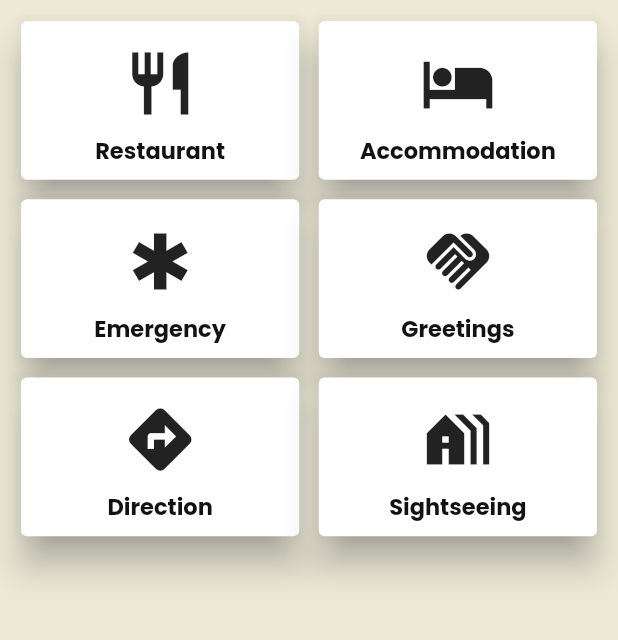
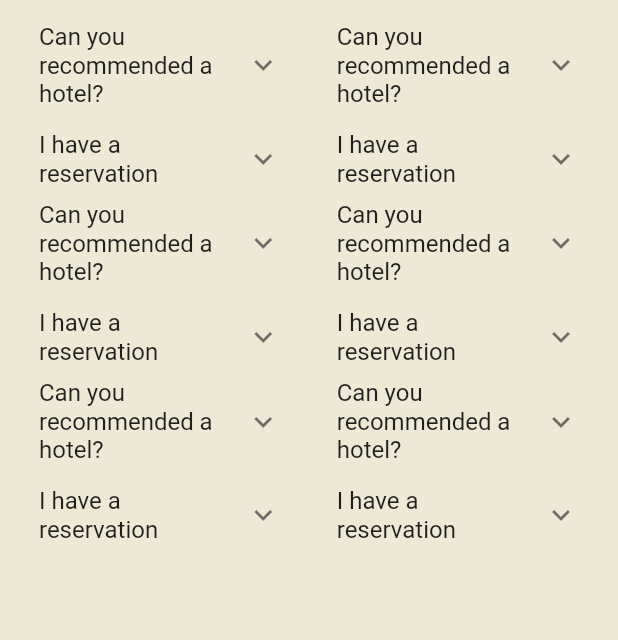
Before and after one commit to quezera97/malaysia_slang, a Flutter app: the MainDashboard screen opened by its route, on a phone screen of 412 x 824 dp, the part 84-724 px from its top. Run offline on Flutter 3.47's test engine with Material 2 defaults, Android fonts, the phone set to English and light mode, and no system bars; our stand-ins replace audioplayers, hexcolor, shared_preferences; accounts and stored records are empty.

Commit message:
revamp list

```diff
--- a/lib/ui/class/restaurantList.dart
+++ /dev/null
@@ -1,33 +0,0 @@
-class RestaurantList {
-  static List<String> default_resturant = <String>[
-    'Can you recommended a restaurant? + Restoran apa yang sedap eh? + sound/restaurant/test.mp3',
-    'Can I have the menu, please? + Bang/ Kak, menu ada tak? + sound/restaurant/test.mp3',
-    'What\'s this? + Bang/ Kak, ni apa eh? + sound/restaurant/test.mp3',
-    'May I have a glass of water? + Bang/ Kak, air kosong satu? + sound/restaurant/test.mp3',
-    'Bill please? + Kira bang/ kak? + sound/restaurant/test.mp3',
-  ];
-  static List<String> kl_restaurant = <String>[
-    'Can you recommended a restaurant? + Restoran apa yang sedap eh? + sound/restaurant/test.mp3',
-    'Can I have the menu, please? + Bang/ Kak, menu ada tak? + sound/restaurant/test.mp3',
-    'What\'s this? + Bang/ Kak, ni apa eh? + sound/restaurant/test.mp3',
-    'May I have a glass of water? + Bang/ Kak, air kosong satu? + sound/restaurant/test.mp3',
-    'Bill please? + Kira bang/ kak? + sound/restaurant/test.mp3',
-  ];
-  static List<String> johor_restaurant = <String>[
-    'Can you recommended a restaurant? + Restoran apa yang sedap ek? + sound/restaurant/test.mp3',
-    'Can I have the menu, please? + Bang/ Kak, menu ada tak? + sound/restaurant/test.mp3',
-    'What\'s this? + Bang/ Kak, ni apa eh? + sound/restaurant/test.mp3',
-    'May I have a glass of water? + Bang/ Kak, air kosong satu? + sound/restaurant/test.mp3',
-    'Bill please? + Kira bang/ kak? + sound/restaurant/test.mp3',
-  ];
-
-  static List<String> essentialVocab = <String>[
-    'Spoon + Sudu + sound/restaurant/test.mp3',
-    'Fork + Garfu + sound/restaurant/test.mp3',
-    'Knife + Pisau + sound/restaurant/test.mp3',
-    'Water + Air + sound/restaurant/test.mp3',
-    'Food + Makanan + sound/restaurant/test.mp3',
-    'Table + Meja + sound/restaurant/test.mp3',
-    'Chair + Kerusi + sound/restaurant/test.mp3',
-  ];
-}
--- a/lib/ui/dashboard.dart
+++ b/lib/ui/dashboard.dart
@@ -1,6 +1,6 @@
 import 'package:flutter/material.dart';
 import 'package:shared_preferences/shared_preferences.dart';
-import 'package:translator_app/ui/widget/selectCardDashboard.dart';
+import 'package:translator_app/ui/widget/listTileDashboard.dart';
 import 'package:hexcolor/hexcolor.dart';
 
 class MainDashboard extends StatelessWidget {
@@ -49,7 +49,7 @@ class MainDashboard extends StatelessWidget {
             mainAxisSpacing: 5.0,
             children: List.generate(dashboardChoices.length, (index) {
               return Center(
-                child: SelectCardDashboard(choice: dashboardChoices[index]),
+                child: ListTileDashboard(choice: dashboardChoices[index]),
               );
             })));
   }
--- /dev/null
+++ b/lib/ui/widget/listTileDashboard.dart
@@ -0,0 +1,45 @@
+// ignore_for_file: must_be_immutable
+
+import 'package:flutter/material.dart';
+import 'package:translator_app/ui/widget/expansionTile.dart';
+import '../class/accommodationList.dart';
+
+class Choice {
+  const Choice({required this.title, required this.icon});
+  final String title;
+  final IconData icon;
+}
+
+const List<Choice> dashboardChoices = const <Choice>[
+  const Choice(title: 'Restaurant', icon: Icons.restaurant),
+  const Choice(title: 'Accommodation', icon: Icons.hotel),
+  const Choice(title: 'Emergency', icon: Icons.emergency),
+  const Choice(title: 'Greetings', icon: Icons.handshake),
+  const Choice(title: 'Direction', icon: Icons.directions),
+  const Choice(title: 'Sightseeing', icon: Icons.holiday_village),
+];
+
+class ListTileDashboard extends StatelessWidget {
+  ListTileDashboard({Key? key, required this.choice}) : super(key: key);
+  final Choice choice;
+
+  var accommodationList = AccommodationList.accommodation;
+
+  Widget build(BuildContext context) {
+    return ListView.builder(
+      physics: NeverScrollableScrollPhysics(),
+      shrinkWrap: true,
+      itemCount: accommodationList.length,
+      itemBuilder: (context, index) {
+        var splittedAccommodationList =
+            accommodationList[index].split("+");
+
+        return ExpansionTileWidget(
+          expansionTileTitle: splittedAccommodationList[0],
+          listTileTitle: splittedAccommodationList[1],
+          assetUrl: splittedAccommodationList[2],
+        );
+      }
+    );
+  }
+}
--- a/lib/ui/widget/selectCardDashboard.dart
+++ /dev/null
@@ -1,78 +0,0 @@
-import 'package:flutter/material.dart';
-import 'package:shared_preferences/shared_preferences.dart';
-import 'package:translator_app/enum/cardEnum.dart';
-import 'package:translator_app/enum/stateEnum.dart';
-import 'package:translator_app/ui/choiceCard/accommodation.dart';
-import 'package:translator_app/ui/choiceCard/restaurant.dart';
-
-class Choice {
-  const Choice({required this.title, required this.icon});
-  final String title;
-  final IconData icon;
-}
-
-const List<Choice> dashboardChoices = const <Choice>[
-  const Choice(title: 'Restaurant', icon: Icons.restaurant),
-  const Choice(title: 'Accommodation', icon: Icons.hotel),
-  const Choice(title: 'Emergency', icon: Icons.emergency),
-  const Choice(title: 'Greetings', icon: Icons.handshake),
-  const Choice(title: 'Direction', icon: Icons.directions),
-  const Choice(title: 'Sightseeing', icon: Icons.holiday_village),
-];
-
-class SelectCardDashboard extends StatelessWidget {
-  const SelectCardDashboard({Key? key, required this.choice}) : super(key: key);
-  final Choice choice;
-
-  Widget build(BuildContext context) {
-    final TextStyle? textStyle = Theme.of(context).textTheme.headlineSmall;
-    return Card(
-        elevation: 10,
-        color: Colors.white,
-        shadowColor: Colors.grey,
-        clipBehavior: Clip.hardEdge,
-        child: InkWell(
-            onTap: () async {
-              SharedPreferences prefs = await SharedPreferences.getInstance();
-
-              final prefsNegeri =
-                  prefs.getString('prefsNegeri') ?? StateEnum.kl;
-
-              if (choice.title == CardEnum.restaurant) {
-                Navigator.push(
-                    context,
-                    MaterialPageRoute(
-                        builder: (context) =>
-                            Restaurant(prefsRestaurant: prefsNegeri)));
-              } else if (choice.title == CardEnum.accommodation) {
-                Navigator.push(context,
-                    MaterialPageRoute(builder: (context) => Accommodation()));
-              } else if (choice.title == CardEnum.emergency) {
-                print(CardEnum.emergency);
-              } else if (choice.title == CardEnum.greetings) {
-                print(CardEnum.greetings);
-              } else if (choice.title == CardEnum.direction) {
-                print(CardEnum.direction);
-              } else if (choice.title == CardEnum.sightseeing) {
-                print(CardEnum.sightseeing);
-              }
-            },
-            child: Padding(
-              padding: const EdgeInsets.all(8.0),
-              child: Center(
-                child: Column(
-                    crossAxisAlignment: CrossAxisAlignment.center,
-                    children: <Widget>[
-                      Expanded(
-                          child: Icon(choice.icon,
-                              size: 50.0, color: textStyle?.color)),
-                      Text(choice.title,
-                          style: TextStyle(
-                              fontSize: 15,
-                              color: Color(0xFF121212),
-                              fontFamily: 'PoppinsBold')),
-                    ]),
-              ),
-            )));
-  }
-}
--- a/pubspec.yaml
+++ b/pubspec.yaml
@@ -48,8 +48,8 @@ flutter:
     - assets/img/
     - assets/img/malaysia_flag_1.png
 
-    - assets/sound/restaurant/
-    - assets/sound/accommodation/
+    - assets/sound/
+    - assets/sound/
   # An image asset can refer to one or more resolution-specific "variants", see
   # https://flutter.dev/assets-and-images/#resolution-aware.
   # For details regarding adding assets from package dependencies, see
```
Also changed, not shown: lib/ui/choiceCard/accommodation.dart (deleted, +0 -94 lines), lib/ui/choiceCard/restaurant.dart (deleted, +0 -122 lines).
